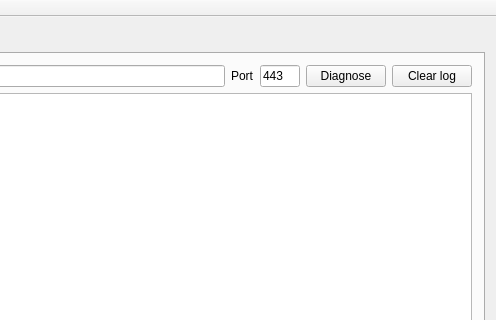
LoginPeople/Dr-SSL, file mainwindow.ui: the form before one commit; both pictures show x 488 to 984 and y 0 to 320 of the 984 by 573 pixel window.
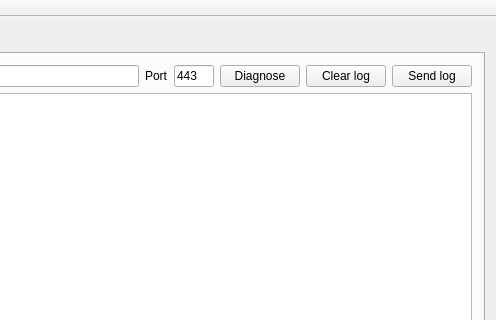
The form after the commit. Icons and pictures are not drawn. Custom widgets are drawn as their Qt base class.

Commit message: add a send email button

What changed in the file:
```diff
--- a/mainwindow.ui
+++ b/mainwindow.ui
@@ -112,6 +112,13 @@
             </property>
            </widget>
           </item>
+          <item>
+           <widget class="QPushButton" name="sendLog">
+            <property name="text">
+             <string>Send log</string>
+            </property>
+           </widget>
+          </item>
          </layout>
         </item>
         <item>
```
The commit also changes 2 other files.
